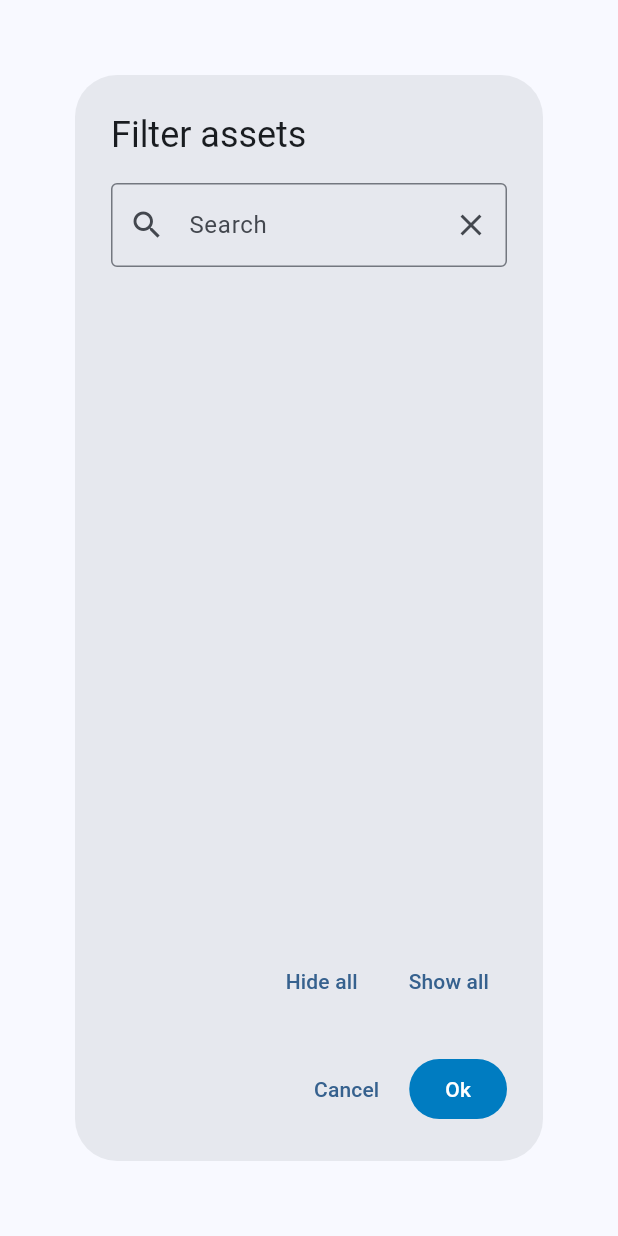
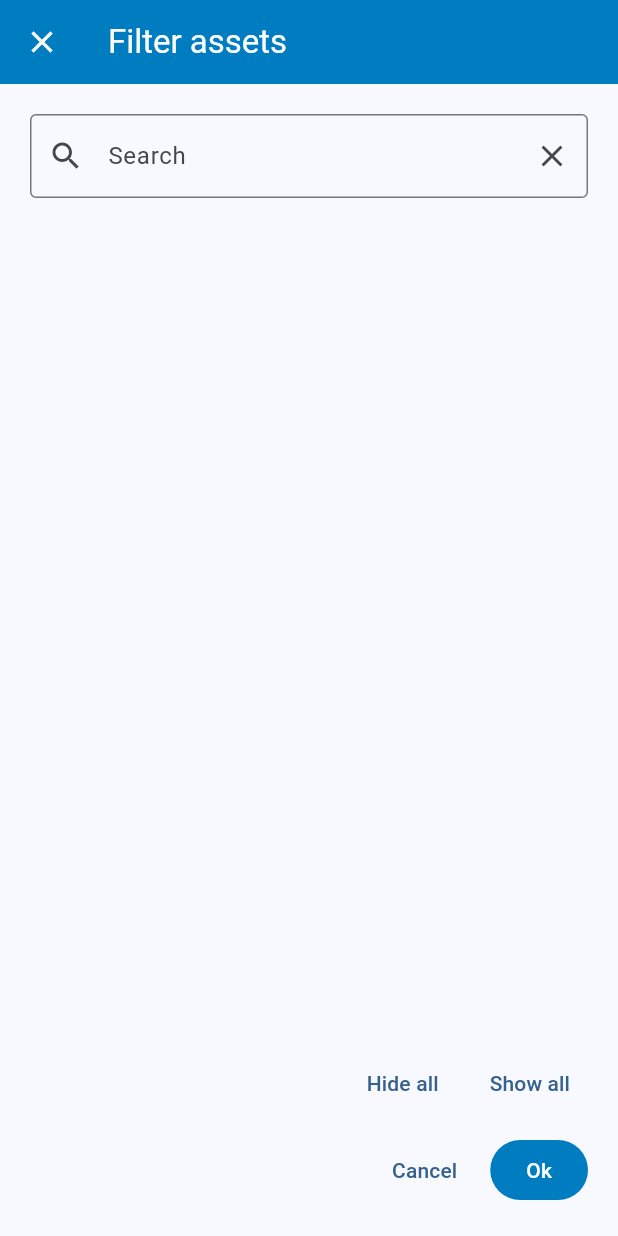
Before and after one commit to kjacmenja21/indoorlocalization_mobile_app, a Flutter app: the AssetFilterDialog widget shown alone on an empty page, opened directly with empty values, on a phone screen of 412 x 824 dp. Run offline on Flutter 3.47's test engine with Material 3 defaults, Android fonts, the phone set to English and light mode, and no system bars; our stand-ins replace fl_chart, flutter_svg, font_awesome_flutter, go_router, multicast_dns, shared_preferences; missing offline and left inert: mqtt_client; accounts and stored records are empty.

Commit message:
Use fullscreen dialog for AssetFilterDialog

```diff
--- a/il_app/lib/ui/widgets/asset_filter_dialog.dart
+++ b/il_app/lib/ui/widgets/asset_filter_dialog.dart
@@ -1,5 +1,6 @@
 import 'package:flutter/material.dart';
 import 'package:font_awesome_flutter/font_awesome_flutter.dart';
+import 'package:il_app/ui/widgets/fullscreen_dialog.dart';
 import 'package:il_core/il_entities.dart';
 import 'package:il_core/il_widgets.dart';
 
@@ -85,11 +86,8 @@ class _AssetFilterDialogState extends State<AssetFilterDialog> {
 
   @override
   Widget build(BuildContext context) {
-    return AlertDialog(
-      title: const Text('Filter assets'),
-      insetPadding: const EdgeInsets.all(50),
-      content: SizedBox(
-        width: MediaQuery.of(context).size.width,
+    return FullscreenDialog(
+      title: 'Filter assets',
       child: Column(
         crossAxisAlignment: CrossAxisAlignment.start,
         mainAxisSize: MainAxisSize.min,
@@ -113,7 +111,7 @@ class _AssetFilterDialogState extends State<AssetFilterDialog> {
               ),
             ),
           ),
-            const SizedBox(height: 20),
+          const SizedBox(height: 10),
           Row(
             mainAxisAlignment: MainAxisAlignment.end,
             children: [
@@ -128,19 +126,23 @@ class _AssetFilterDialogState extends State<AssetFilterDialog> {
               ),
             ],
           ),
-          ],
-        ),
-      ),
-      actions: [
+          const SizedBox(height: 10),
+          Row(
+            mainAxisAlignment: MainAxisAlignment.end,
+            children: [
               TextButton(
                 onPressed: () => onCancel(),
                 child: const Text('Cancel'),
               ),
+              const SizedBox(width: 10),
               FilledButton(
                 onPressed: () => onApply(),
                 child: const Text('Ok'),
               ),
             ],
+          ),
+        ],
+      ),
     );
   }
 
```
Lines whose indentation alone changed are shown as unchanged.
